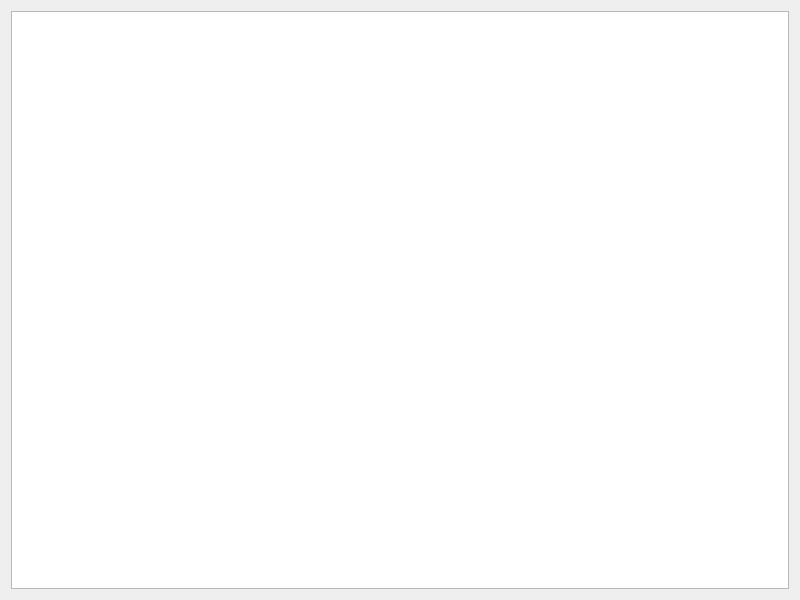
Old version of the form QtDemo/MVD/TableViewDemo/widget.ui in the repository XuHongYun-ChuJian/QtDemo.
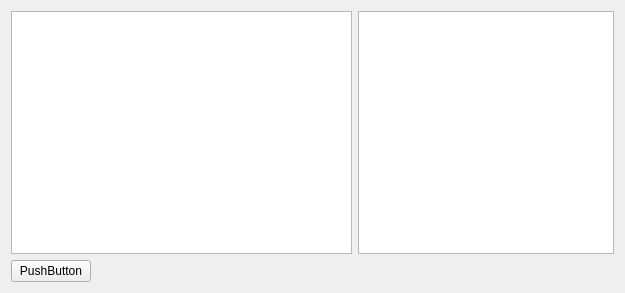
New version of the form.

```diff
--- a/QtDemo/MVD/TableViewDemo/widget.ui
+++ b/QtDemo/MVD/TableViewDemo/widget.ui
@@ -6,17 +6,40 @@
    <rect>
     <x>0</x>
     <y>0</y>
-    <width>800</width>
-    <height>600</height>
+    <width>625</width>
+    <height>293</height>
    </rect>
   </property>
   <property name="windowTitle">
    <string>Widget</string>
   </property>
   <layout class="QGridLayout" name="gridLayout">
-   <item row="0" column="0">
+   <item row="0" column="0" colspan="2">
     <widget class="QTableView" name="tableView"/>
    </item>
+   <item row="2" column="0">
+    <widget class="QPushButton" name="pushButton">
+     <property name="text">
+      <string>PushButton</string>
+     </property>
+    </widget>
+   </item>
+   <item row="2" column="1">
+    <spacer name="horizontalSpacer">
+     <property name="orientation">
+      <enum>Qt::Horizontal</enum>
+     </property>
+     <property name="sizeHint" stdset="0">
+      <size>
+       <width>40</width>
+       <height>20</height>
+      </size>
+     </property>
+    </spacer>
+   </item>
+   <item row="0" column="2">
+    <widget class="QTableView" name="tableView_2"/>
+   </item>
   </layout>
  </widget>
  <resources/>
```
